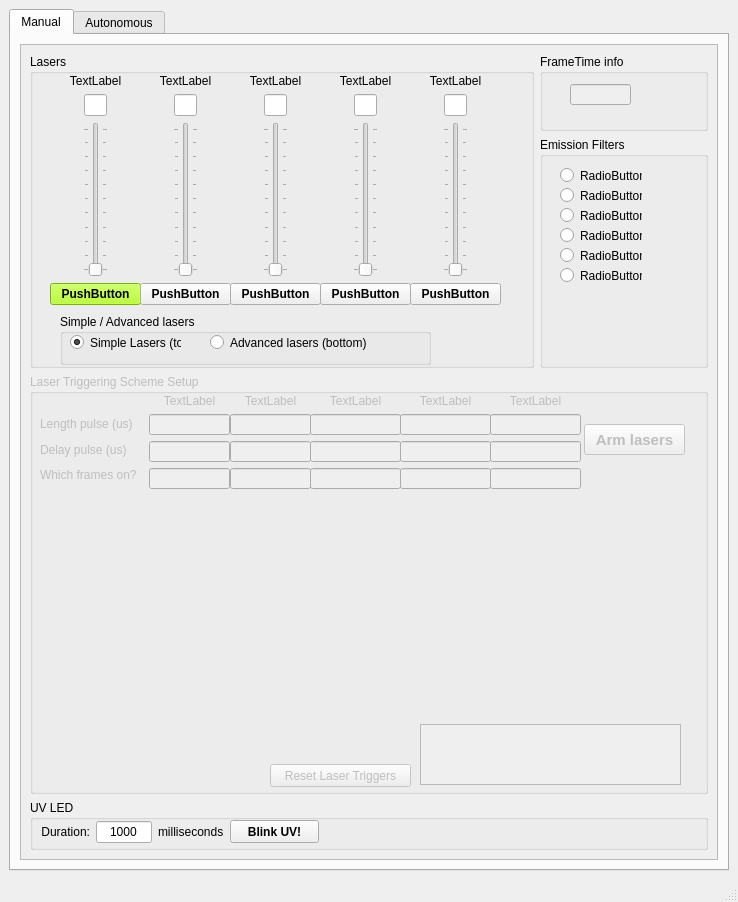
This is GUI/GUI.ui in kjamartens/Gladoscopy as Qt 5 draws it before an edit. The edited form follows.
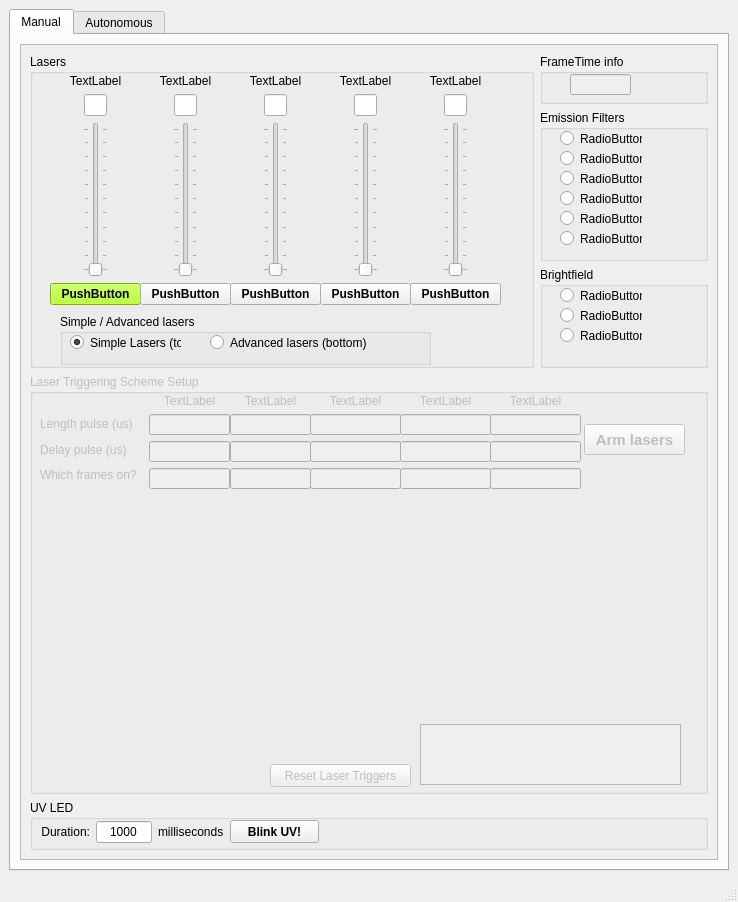
This is the edited form. Icons and pictures are not drawn. Custom widgets are drawn as their Qt base class.

Commit message: BF outline test

Diff of the .ui file:
```diff
--- a/GUI/GUI.ui
+++ b/GUI/GUI.ui
@@ -1161,7 +1161,7 @@
                  </widget>
                 </item>
                 <item>
-                 <layout class="QVBoxLayout" name="verticalLayout_4" stretch="1,3">
+                 <layout class="QVBoxLayout" name="verticalLayout_4" stretch="3,9,6">
                   <item>
                    <widget class="QGroupBox" name="groupBox">
                     <property name="title">
@@ -1174,7 +1174,7 @@
                      <property name="geometry">
                       <rect>
                        <x>30</x>
-                       <y>30</y>
+                       <y>20</y>
                        <width>61</width>
                        <height>21</height>
                       </rect>
@@ -1191,7 +1191,7 @@
                      <property name="geometry">
                       <rect>
                        <x>20</x>
-                       <y>30</y>
+                       <y>20</y>
                        <width>82</width>
                        <height>17</height>
                       </rect>
@@ -1214,7 +1214,7 @@
                      <property name="geometry">
                       <rect>
                        <x>20</x>
-                       <y>90</y>
+                       <y>80</y>
                        <width>82</width>
                        <height>17</height>
                       </rect>
@@ -1227,7 +1227,7 @@
                      <property name="geometry">
                       <rect>
                        <x>20</x>
-                       <y>110</y>
+                       <y>100</y>
                        <width>82</width>
                        <height>17</height>
                       </rect>
@@ -1240,7 +1240,7 @@
                      <property name="geometry">
                       <rect>
                        <x>20</x>
-                       <y>70</y>
+                       <y>60</y>
                        <width>82</width>
                        <height>17</height>
                       </rect>
@@ -1253,7 +1253,7 @@
                      <property name="geometry">
                       <rect>
                        <x>20</x>
-                       <y>50</y>
+                       <y>40</y>
                        <width>82</width>
                        <height>17</height>
                       </rect>
@@ -1266,7 +1266,63 @@
                      <property name="geometry">
                       <rect>
                        <x>20</x>
-                       <y>130</y>
+                       <y>120</y>
+                       <width>82</width>
+                       <height>17</height>
+                      </rect>
+                     </property>
+                     <property name="text">
+                      <string>RadioButton</string>
+                     </property>
+                    </widget>
+                   </widget>
+                  </item>
+                  <item>
+                   <widget class="QGroupBox" name="BFBox">
+                    <property name="title">
+                     <string>Brightfield</string>
+                    </property>
+                    <widget class="QRadioButton" name="BF_radioButton_0">
+                     <property name="geometry">
+                      <rect>
+                       <x>20</x>
+                       <y>20</y>
+                       <width>82</width>
+                       <height>17</height>
+                      </rect>
+                     </property>
+                     <property name="font">
+                      <font>
+                       <weight>50</weight>
+                       <bold>false</bold>
+                       <kerning>true</kerning>
+                      </font>
+                     </property>
+                     <property name="text">
+                      <string>RadioButton</string>
+                     </property>
+                     <property name="checkable">
+                      <bool>true</bool>
+                     </property>
+                    </widget>
+                    <widget class="QRadioButton" name="BF_radioButton_1">
+                     <property name="geometry">
+                      <rect>
+                       <x>20</x>
+                       <y>40</y>
+                       <width>82</width>
+                       <height>17</height>
+                      </rect>
+                     </property>
+                     <property name="text">
+                      <string>RadioButton</string>
+                     </property>
+                    </widget>
+                    <widget class="QRadioButton" name="BF_radioButton_2">
+                     <property name="geometry">
+                      <rect>
+                       <x>20</x>
+                       <y>60</y>
                        <width>82</width>
                        <height>17</height>
                       </rect>
```
The commit also changes 2 other files.
